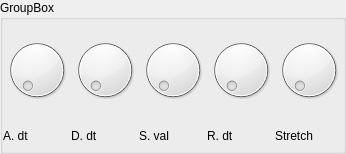
The window that src/NewUI/LFO.ui (saidinesh5/ZynAddSubFX) describes before a commit, drawn with Qt 5.
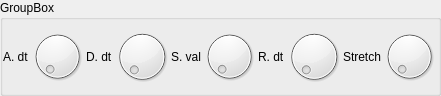
The same window after the commit. Custom widgets are drawn as their Qt base class.

Commit message: rearranging around the gui to resemble the classic style.

What changed in the file:
```diff
--- a/src/NewUI/LFO.ui
+++ b/src/NewUI/LFO.ui
@@ -6,8 +6,8 @@
    <rect>
     <x>0</x>
     <y>0</y>
-    <width>346</width>
-    <height>154</height>
+    <width>441</width>
+    <height>96</height>
    </rect>
   </property>
   <property name="windowTitle">
@@ -16,98 +16,98 @@
   <property name="title">
    <string>GroupBox</string>
   </property>
-  <layout class="QGridLayout" name="gridLayout">
-   <property name="margin">
-    <number>0</number>
-   </property>
+  <layout class="QHBoxLayout" name="horizontalLayout">
    <property name="spacing">
     <number>0</number>
    </property>
-   <item row="0" column="0">
-    <widget class="Dial" name="dial_27">
-     <property name="sizePolicy">
-      <sizepolicy hsizetype="Preferred" vsizetype="Preferred">
-       <horstretch>0</horstretch>
-       <verstretch>0</verstretch>
-      </sizepolicy>
-     </property>
-    </widget>
-   </item>
-   <item row="0" column="1">
-    <widget class="Dial" name="dial_28">
-     <property name="sizePolicy">
-      <sizepolicy hsizetype="Preferred" vsizetype="Preferred">
-       <horstretch>0</horstretch>
-       <verstretch>0</verstretch>
-      </sizepolicy>
-     </property>
-    </widget>
-   </item>
-   <item row="0" column="2">
-    <widget class="Dial" name="dial_29">
-     <property name="sizePolicy">
-      <sizepolicy hsizetype="Preferred" vsizetype="Preferred">
-       <horstretch>0</horstretch>
-       <verstretch>0</verstretch>
-      </sizepolicy>
-     </property>
-    </widget>
-   </item>
-   <item row="0" column="3">
-    <widget class="Dial" name="dial_30">
-     <property name="sizePolicy">
-      <sizepolicy hsizetype="Preferred" vsizetype="Preferred">
-       <horstretch>0</horstretch>
-       <verstretch>0</verstretch>
-      </sizepolicy>
-     </property>
-    </widget>
-   </item>
-   <item row="0" column="4">
-    <widget class="Dial" name="dial_31">
-     <property name="sizePolicy">
-      <sizepolicy hsizetype="Preferred" vsizetype="Preferred">
-       <horstretch>0</horstretch>
-       <verstretch>0</verstretch>
-      </sizepolicy>
-     </property>
-    </widget>
-   </item>
-   <item row="1" column="0">
+   <property name="margin">
+    <number>0</number>
+   </property>
+   <item>
     <widget class="QLabel" name="label_31">
      <property name="text">
       <string>A. dt</string>
      </property>
     </widget>
    </item>
-   <item row="1" column="1">
+   <item>
+    <widget class="Dial" name="dial_27">
+     <property name="sizePolicy">
+      <sizepolicy hsizetype="Preferred" vsizetype="Preferred">
+       <horstretch>0</horstretch>
+       <verstretch>0</verstretch>
+      </sizepolicy>
+     </property>
+    </widget>
+   </item>
+   <item>
     <widget class="QLabel" name="label_32">
      <property name="text">
       <string>D. dt</string>
      </property>
     </widget>
    </item>
-   <item row="1" column="2">
+   <item>
+    <widget class="Dial" name="dial_28">
+     <property name="sizePolicy">
+      <sizepolicy hsizetype="Preferred" vsizetype="Preferred">
+       <horstretch>0</horstretch>
+       <verstretch>0</verstretch>
+      </sizepolicy>
+     </property>
+    </widget>
+   </item>
+   <item>
     <widget class="QLabel" name="label_33">
      <property name="text">
       <string>S. val</string>
      </property>
     </widget>
    </item>
-   <item row="1" column="3">
+   <item>
+    <widget class="Dial" name="dial_29">
+     <property name="sizePolicy">
+      <sizepolicy hsizetype="Preferred" vsizetype="Preferred">
+       <horstretch>0</horstretch>
+       <verstretch>0</verstretch>
+      </sizepolicy>
+     </property>
+    </widget>
+   </item>
+   <item>
     <widget class="QLabel" name="label_34">
      <property name="text">
       <string>R. dt</string>
      </property>
     </widget>
    </item>
-   <item row="1" column="4">
+   <item>
+    <widget class="Dial" name="dial_30">
+     <property name="sizePolicy">
+      <sizepolicy hsizetype="Preferred" vsizetype="Preferred">
+       <horstretch>0</horstretch>
+       <verstretch>0</verstretch>
+      </sizepolicy>
+     </property>
+    </widget>
+   </item>
+   <item>
     <widget class="QLabel" name="label_35">
      <property name="text">
       <string>Stretch</string>
      </property>
     </widget>
    </item>
+   <item>
+    <widget class="Dial" name="dial_31">
+     <property name="sizePolicy">
+      <sizepolicy hsizetype="Preferred" vsizetype="Preferred">
+       <horstretch>0</horstretch>
+       <verstretch>0</verstretch>
+      </sizepolicy>
+     </property>
+    </widget>
+   </item>
   </layout>
  </widget>
  <customwidgets>
```
The commit also changes 1 other file.
